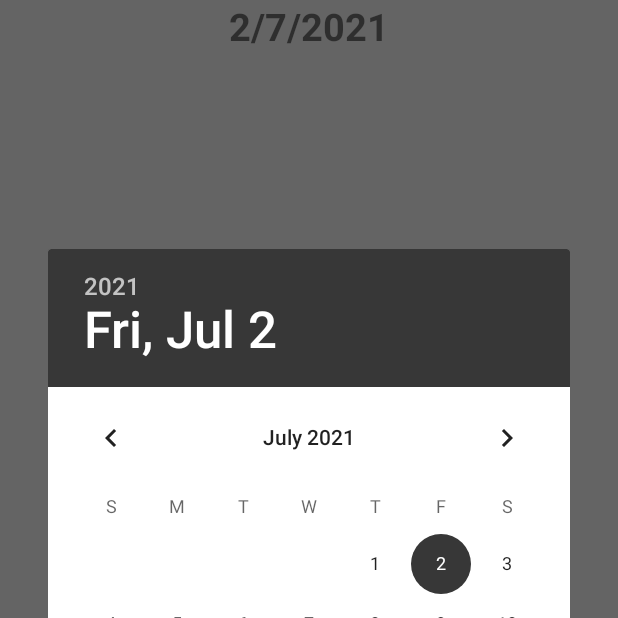
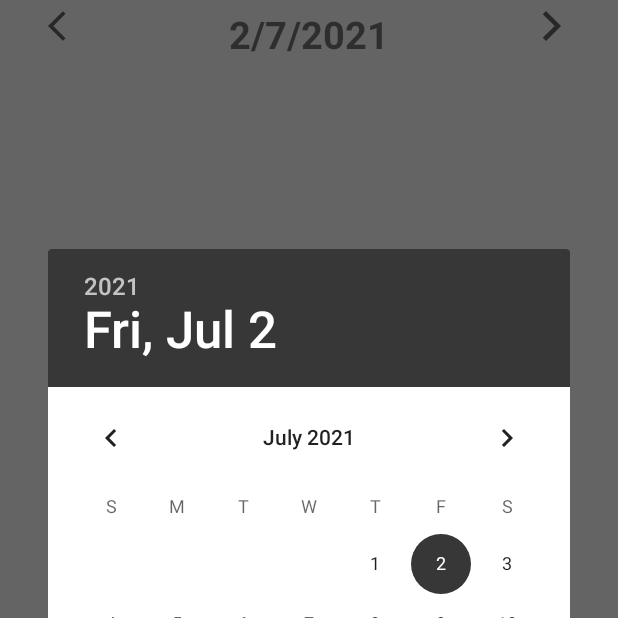
Before and after one commit to lequocbao102000/Android-FitnessApp, an Android app: the fragment Daily_BMIFragment shown on its own in the app's theme, after a tap on an icon or button, on a phone screen of 412 x 824 dp, the top half of it. Run offline under Robolectric (Android 15) with nearby library versions, the phone set to English and light mode, and no system bars; Roboto replaces fonts that are not available here.

Commit message:
previous and next date

```diff
--- /dev/null
+++ b/app/src/main/res/drawable/ic_next.xml
@@ -0,0 +1,10 @@
+<vector xmlns:android="http://schemas.android.com/apk/res/android"
+    android:width="24dp"
+    android:height="24dp"
+    android:viewportWidth="24"
+    android:viewportHeight="24"
+    android:tint="?attr/colorControlNormal">
+  <path
+      android:fillColor="@android:color/white"
+      android:pathData="M5.88,4.12L13.76,12l-7.88,7.88L8,22l10,-10L8,2z"/>
+</vector>
--- /dev/null
+++ b/app/src/main/res/drawable/ic_previous.xml
@@ -0,0 +1,10 @@
+<vector xmlns:android="http://schemas.android.com/apk/res/android"
+    android:width="24dp"
+    android:height="24dp"
+    android:viewportWidth="24"
+    android:viewportHeight="24"
+    android:tint="?attr/colorControlNormal">
+  <path
+      android:fillColor="@android:color/white"
+      android:pathData="M11.67,3.87L9.9,2.1 0,12l9.9,9.9 1.77,-1.77L3.54,12z"/>
+</vector>
--- a/app/src/main/res/layout/fragment_daily__b_m_i.xml
+++ b/app/src/main/res/layout/fragment_daily__b_m_i.xml
@@ -8,11 +8,30 @@
     <!-- TODO: Update blank fragment layout -->
     <TextView
         android:id="@+id/date"
-        android:layout_width="match_parent"
+        android:layout_width="300dp"
         android:layout_height="wrap_content"
         android:textAlignment="center"
+        android:layout_centerHorizontal="true"
         android:textSize="25sp"
-        android:textStyle="bold"/>
+        android:textStyle="bold"
+        android:layout_marginTop="5dp"/>
+
+    <ImageView
+        android:id="@+id/previousdate"
+        android:layout_width="wrap_content"
+        android:layout_height="wrap_content"
+        android:src="@drawable/ic_previous"
+        android:layout_toLeftOf="@id/date"
+        android:layout_marginTop="5dp"/>
+
+    <ImageView
+        android:id="@+id/nextdate"
+        android:layout_width="wrap_content"
+        android:layout_height="wrap_content"
+        android:src="@drawable/ic_next"
+        android:layout_toRightOf="@id/date"
+        android:layout_marginTop="5dp"/>
+
 
     <ListView
         android:id="@+id/listdailybmi"
```
Also changed, not shown: app/src/main/java/com/example/fitnesstest/Fragment/Daily_BMIFragment.java (+142 -5 lines).
